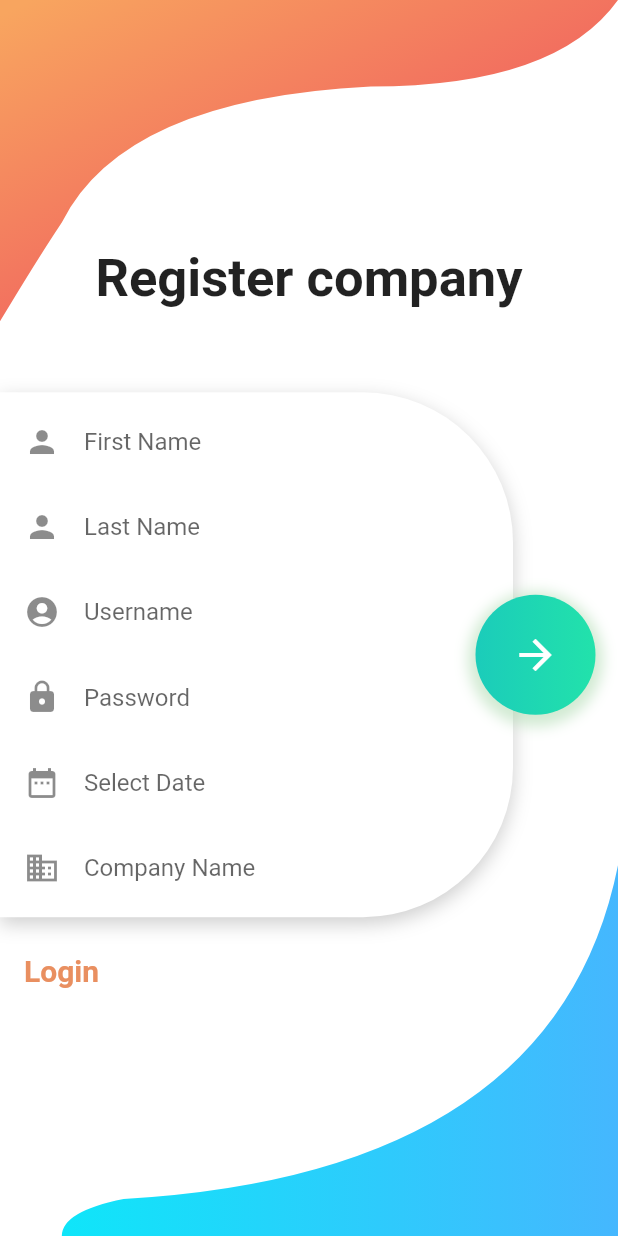
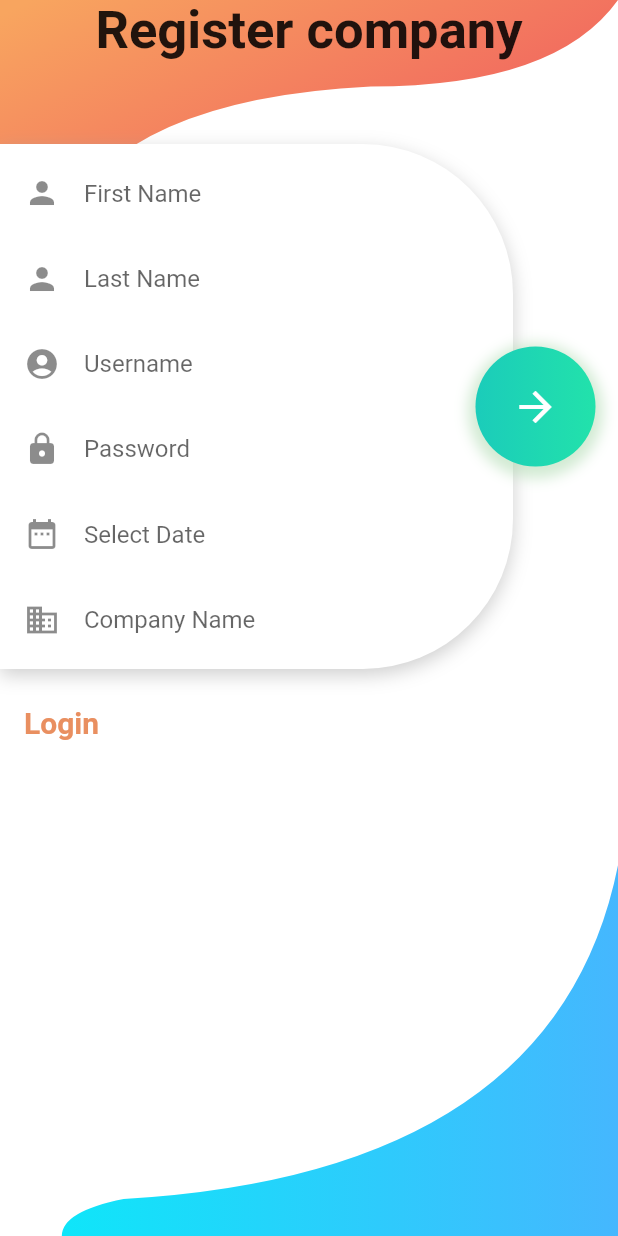
Before and after one commit to rukafasha/MojUpravitelj-Client, a Flutter app: the CompanyRegisterForm screen opened directly, on a phone screen of 412 x 824 dp. Run offline on Flutter 3.47's test engine with Material 2 defaults, Android fonts, the phone set to English and light mode, and no system bars; our stand-ins replace firebase_core, firebase_messaging, flutter_local_notifications, hive_flutter; accounts and stored records are empty.

Commit message:
removed unused imports, and design fix

```diff
--- a/lib/Helper/GlobalUrl.dart
+++ b/lib/Helper/GlobalUrl.dart
@@ -1,3 +1,3 @@
 class GlobalUrl {
-  static var url = 'http://10.0.2.2:8000/';
+  static var url = 'http://192.168.0.15:8000/';
 }
--- a/lib/Services/AppartmentPersonService.dart
+++ b/lib/Services/AppartmentPersonService.dart
@@ -3,7 +3,6 @@ import 'dart:convert';
 import '../Helper/GlobalUrl.dart';
 import '../Models/AppartmentPerson.dart';
 import 'package:http/http.dart' as http;
-import '../Helper/GlobalUrl.dart';
 import '../ui/forms/list_of_apartments_in_the_building.dart';
 
 class AppartmentPersonService {
--- a/lib/Services/ReportService.dart
+++ b/lib/Services/ReportService.dart
@@ -1,7 +1,6 @@
 import 'dart:convert';
 
 import 'package:http/http.dart' as http;
-import 'package:praksa_frontend/Helper/RoleUtil.dart';
 
 import '../Helper/GlobalUrl.dart';
 import '../Models/Report.dart';
--- a/lib/Services/RoleService.dart
+++ b/lib/Services/RoleService.dart
@@ -1,4 +1,3 @@
-import 'dart:convert';
 
 import '../Helper/GlobalUrl.dart';
 import 'package:http/http.dart' as http;
--- a/lib/ui/forms/buildingAdd_form.dart
+++ b/lib/ui/forms/buildingAdd_form.dart
@@ -61,6 +61,7 @@ class AddFormState extends State<AddForm> {
       width: MediaQuery.of(context).size.width,
       child: Form(
         key: _formKey,
+        child: SingleChildScrollView(
           child: Column(
             crossAxisAlignment: CrossAxisAlignment.start,
             children: <Widget>[
@@ -192,6 +193,7 @@ class AddFormState extends State<AddForm> {
             ],
           ),
         ),
+      ),
     );
   }
 }
--- a/lib/ui/forms/buildingEdit_form.dart
+++ b/lib/ui/forms/buildingEdit_form.dart
@@ -59,6 +59,7 @@ class EditFormState extends State<EditForm> {
       width: MediaQuery.of(context).size.width,
       child: Form(
         key: _formKey,
+        child: SingleChildScrollView(
           child: Column(
             crossAxisAlignment: CrossAxisAlignment.start,
             children: <Widget>[
@@ -112,6 +113,7 @@ class EditFormState extends State<EditForm> {
             ],
           ),
         ),
+      ),
     );
   }
 }
--- a/lib/ui/forms/buildings_by_address.dart
+++ b/lib/ui/forms/buildings_by_address.dart
@@ -1,11 +1,8 @@
-import 'dart:convert';
 
 import 'package:flutter/material.dart';
 import 'package:praksa_frontend/ui/forms/list_of_apartments_in_the_building.dart';
-import 'package:http/http.dart' as http;
 import 'package:praksa_frontend/ui/forms/register_form.dart';
 
-import '../../Helper/GlobalUrl.dart';
 import '../../Helper/RoleUtil.dart';
 import '../../Models/ModelBuildingsByAddress.dart';
 import '../../Services/BuildingService.dart';
--- a/lib/ui/forms/commentAdd_form.dart
+++ b/lib/ui/forms/commentAdd_form.dart
@@ -4,10 +4,8 @@ import 'package:praksa_frontend/Helper/RoleUtil.dart';
 import 'package:praksa_frontend/Models/Comment.dart';
 import 'package:praksa_frontend/Models/Report.dart';
 import 'package:praksa_frontend/Services/CommentService.dart';
-import 'package:praksa_frontend/ui/forms/home_form.dart';
 import 'package:praksa_frontend/ui/forms/reportView_form.dart';
 
-import '../../Services/ReportService.dart';
 
 class CommentAdd extends StatelessWidget {
   final Report report;
@@ -61,6 +59,7 @@ class AddFormState extends State<AddForm> {
       width: MediaQuery.of(context).size.width,
       child: Form(
         key: _formKey,
+        child: SingleChildScrollView(
           child: Column(
             crossAxisAlignment: CrossAxisAlignment.start,
             children: <Widget>[
@@ -99,6 +98,7 @@ class AddFormState extends State<AddForm> {
             ],
           ),
         ),
+      ),
     );
   }
 }
--- a/lib/ui/forms/commentEdit_form.dart
+++ b/lib/ui/forms/commentEdit_form.dart
@@ -4,10 +4,8 @@ import 'package:praksa_frontend/Helper/RoleUtil.dart';
 import 'package:praksa_frontend/Models/Comment.dart';
 import 'package:praksa_frontend/Models/Report.dart';
 import 'package:praksa_frontend/Services/CommentService.dart';
-import 'package:praksa_frontend/ui/forms/home_form.dart';
 import 'package:praksa_frontend/ui/forms/reportView_form.dart';
 
-import '../../Services/ReportService.dart';
 
 class CommentEdit extends StatelessWidget {
   final Comment comment;
@@ -65,6 +63,7 @@ class CommentEditFormState extends State<CommentEditForm> {
       width: MediaQuery.of(context).size.width,
       child: Form(
         key: _formKey,
+        child: SingleChildScrollView(
           child: Column(
             crossAxisAlignment: CrossAxisAlignment.start,
             children: <Widget>[
@@ -119,6 +118,7 @@ class CommentEditFormState extends State<CommentEditForm> {
             ],
           ),
         ),
+      ),
     );
   }
 }
--- a/lib/ui/forms/company_register_form.dart
+++ b/lib/ui/forms/company_register_form.dart
@@ -27,7 +27,8 @@ class _CompanyRegisterFormState extends State<CompanyRegisterForm> {
     return Scaffold(
       body: Stack(children: [
         Background(),
-        Column(
+        SingleChildScrollView(
+          child: Column(
             mainAxisAlignment: MainAxisAlignment.center,
             children: [
               Container(
@@ -332,6 +333,7 @@ class _CompanyRegisterFormState extends State<CompanyRegisterForm> {
               ),
             ],
           ),
+        ),
       ]),
     );
   }
--- a/lib/ui/forms/login_form.dart
+++ b/lib/ui/forms/login_form.dart
@@ -6,11 +6,8 @@ import 'package:praksa_frontend/ui/background/background.dart';
 import 'package:praksa_frontend/ui/forms/home_form.dart';
 import 'package:praksa_frontend/ui/forms/register_form.dart';
 
-import '../../Helper/GlobalUrl.dart';
 import '../../Services/Auth/AuthService.dart';
-import '../../getFcm.dart';
 
-import 'package:http/http.dart' as http;
 
 class LoginForm extends StatefulWidget {
   const LoginForm({super.key});
--- a/lib/ui/forms/myReports_form.dart
+++ b/lib/ui/forms/myReports_form.dart
@@ -151,7 +151,6 @@ class _PostDetails extends StatelessWidget {
     final TextStyle? nameTheme = Theme.of(context).textTheme.subtitle1;
     final int made = lista.data![index].madeBy;
     return FutureBuilder<Person>(
-        // future: PersonService.fetchUsers(made),
         future: fetchUserById(made),
         builder: (context, snapshot) {
           if (snapshot.hasData) {
--- a/lib/ui/forms/register_form.dart
+++ b/lib/ui/forms/register_form.dart
@@ -20,7 +20,7 @@ class _RegisterFormState extends State<RegisterForm> {
   final _usernameController = TextEditingController();
   final _passwordController = TextEditingController();
   final TextEditingController _dateController =
-      TextEditingController(); // Ovo vidjeti na kraju
+      TextEditingController();
 
 
   @override
--- a/lib/ui/forms/reportAdd_form.dart
+++ b/lib/ui/forms/reportAdd_form.dart
@@ -54,6 +54,7 @@ class AddFormState extends State<AddForm> {
       width: MediaQuery.of(context).size.width,
       child: Form(
         key: _formKey,
+        child: SingleChildScrollView(
           child: Column(
             crossAxisAlignment: CrossAxisAlignment.start,
             children: <Widget>[
@@ -110,6 +111,7 @@ class AddFormState extends State<AddForm> {
             ],
           ),
         ),
+      ),
     );
   }
 }
--- a/lib/ui/forms/reportEdit_form.dart
+++ b/lib/ui/forms/reportEdit_form.dart
@@ -62,6 +62,7 @@ class EditFormState extends State<EditForm> {
       width: MediaQuery.of(context).size.width,
       child: Form(
         key: _formKey,
+        child: SingleChildScrollView(
           child: Column(
             crossAxisAlignment: CrossAxisAlignment.start,
             children: <Widget>[
@@ -134,6 +135,7 @@ class EditFormState extends State<EditForm> {
             ],
           ),
         ),
+      ),
     );
   }
 }
```
Also changed, not shown: lib/ui/forms/apartment_requests.dart (+0 -7 lines), lib/ui/forms/appartment_person_add_form.dart (+1 -65 lines), lib/ui/forms/reportView_form.dart (+2 -12 lines). Lines whose indentation alone changed are shown as unchanged.
